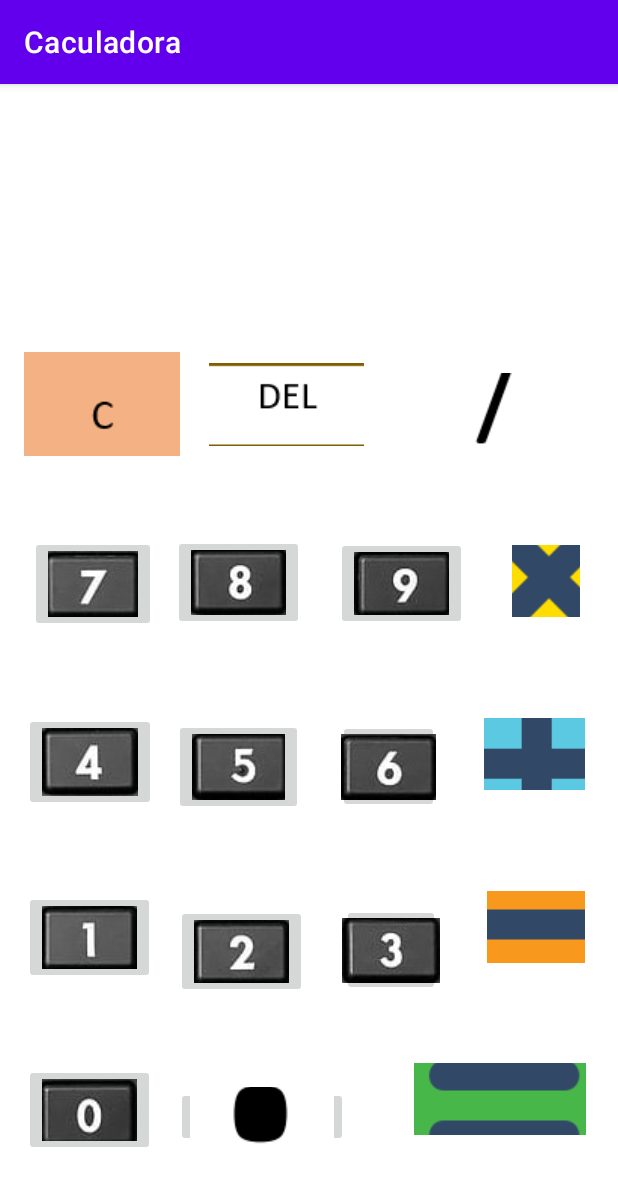
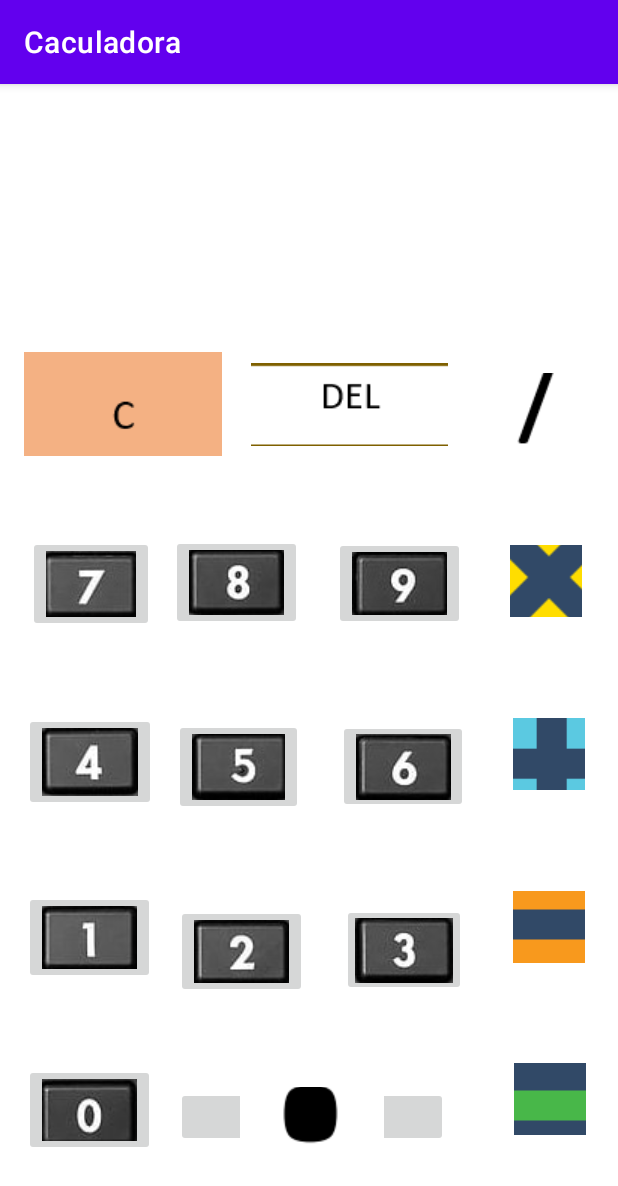
Before and after one commit to Enriquegpb/Caculadora, an Android app: the screen it shows after launch (MainActivity), on a phone screen of 412 x 824 dp. Shown: the top 1186 px of the screen. Run offline under Robolectric (Android 15) with nearby library versions, the phone set to English and light mode, and no system bars.

Commit message:
Alinear boton(El problema es la altura del punto)

```diff
--- a/app/src/main/res/layout/activity_main.xml
+++ b/app/src/main/res/layout/activity_main.xml
@@ -20,7 +20,7 @@
 
     <ImageButton
         android:id="@+id/div"
-        android:layout_width="0dp"
+        android:layout_width="48dp"
         android:layout_height="48dp"
         android:layout_marginEnd="25dp"
         app:layout_constraintBottom_toTopOf="@+id/product"
@@ -31,7 +31,7 @@
 
     <ImageButton
         android:id="@+id/igual"
-        android:layout_width="0dp"
+        android:layout_width="48dp"
         android:layout_height="48dp"
         android:layout_marginEnd="21dp"
         app:layout_constraintBottom_toBottomOf="parent"
@@ -42,7 +42,7 @@
 
     <ImageButton
         android:id="@+id/suma"
-        android:layout_width="0dp"
+        android:layout_width="48dp"
         android:layout_height="48dp"
         android:layout_marginEnd="22dp"
         app:layout_constraintBottom_toTopOf="@+id/resta"
@@ -143,18 +143,17 @@
 
     <ImageButton
         android:id="@+id/product"
-        android:layout_width="0dp"
+        android:layout_width="48dp"
         android:layout_height="48dp"
-        android:layout_marginEnd="25dp"
         app:layout_constraintBottom_toTopOf="@+id/suma"
-        app:layout_constraintEnd_toEndOf="parent"
+        app:layout_constraintEnd_toEndOf="@+id/div"
         app:layout_constraintStart_toEndOf="@+id/nueve"
         app:layout_constraintTop_toBottomOf="@+id/div"
         app:srcCompat="@mipmap/boton_multiplicar" />
 
     <ImageButton
         android:id="@+id/resta"
-        android:layout_width="0dp"
+        android:layout_width="48dp"
         android:layout_height="48dp"
         android:layout_marginEnd="22dp"
         app:layout_constraintBottom_toTopOf="@+id/igual"
```
